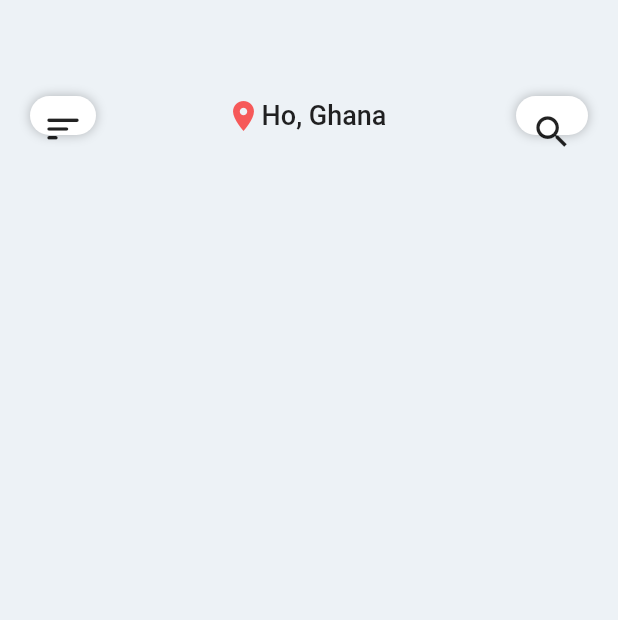
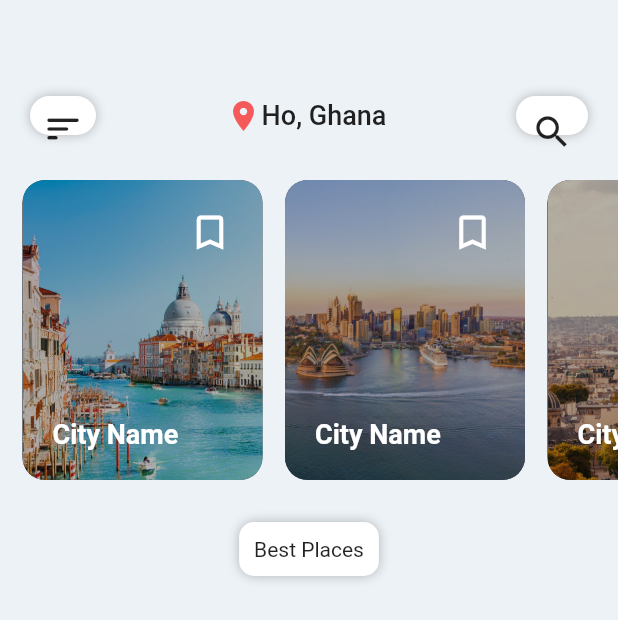
Before and after one commit to SethMegbetor/flutter-travel-app-ui, a Flutter app: the HomePage screen opened directly, on a phone screen of 412 x 824 dp. Shown: the top 620 px of the screen. Run offline on Flutter 3.47's test engine with Material 2 defaults, Android fonts, the phone set to English and light mode, and no system bars.

Commit message:
added city images

```diff
--- a/lib/screens/home_screen.dart
+++ b/lib/screens/home_screen.dart
@@ -7,8 +7,107 @@ class HomePage extends StatelessWidget {
   @override
   Widget build(BuildContext context) {
     return Scaffold(
-      appBar: PreferredSize(preferredSize: Size.fromHeight(90.0),
-      child: HomeAppBar(),),
+      appBar: PreferredSize(
+        preferredSize: Size.fromHeight(90.0),
+        child: HomeAppBar(),
+      ),
+      body: SafeArea(
+        child: Padding(
+          padding: EdgeInsets.symmetric(vertical: 30),
+          child: SingleChildScrollView(
+            child: Column(
+              children: [
+                Row(
+                  children: [
+                    Expanded(
+                      child: Container(
+                        height: 200,
+                        child: ListView.builder(
+                            itemCount: 6,
+                            scrollDirection: Axis.horizontal,
+                            shrinkWrap: true,
+                            itemBuilder: (BuildContext context, int index) {
+                              return InkWell(
+                                onTap: () {},
+                                child: Container(
+                                  width: 160,
+                                  padding: EdgeInsets.all(20),
+                                  margin: EdgeInsets.only(left: 15),
+                                  decoration: BoxDecoration(
+                                    color: Colors.black,
+                                    borderRadius: BorderRadius.circular(15),
+                                    image: DecorationImage(
+                                      image: AssetImage(
+                                          "images/city${index + 1}.jpg"),
+                                      fit: BoxFit.cover,
+                                      opacity: 0.7,
+                                    ),
+                                  ),
+                                  child: Column(
+                                    children: [
+                                      Container(
+                                        alignment: Alignment.topRight,
+                                        child: Icon(
+                                          Icons.bookmark_border_outlined,
+                                          color: Colors.white,
+                                          size: 30,
+                                        ),
+                                      ),
+                                      Spacer(),
+                                      Container(
+                                        alignment: Alignment.bottomLeft,
+                                        child: Text(
+                                          "City Name",
+                                          style: TextStyle(
+                                            color: Colors.white,
+                                            fontSize: 18,
+                                            fontWeight: FontWeight.w600,
+                                          ),
+                                        ),
+                                      )
+                                    ],
+                                  ),
+                                ),
+                              );
+                            }),
+                      ),
+                    ),
+                  ],
+                ),
+                SizedBox(height: 20),
+                SingleChildScrollView(
+                  scrollDirection: Axis.horizontal,
+                  child: Padding(
+                    padding: EdgeInsets.all(8),
+                    child: Row(
+                      children: [
+                        Container(
+                          margin: EdgeInsets.symmetric(horizontal: 10),
+                          padding: EdgeInsets.all(10),
+                          decoration: BoxDecoration(
+                            color: Colors.white,
+                            borderRadius: BorderRadius.circular(10),
+                            boxShadow: [
+                              BoxShadow(
+                                color: Colors.black26,
+                                blurRadius: 6,
+                              ),
+                            ],
+                          ),
+                          child: Text(
+                            "Best Places",
+                            style: TextStyle(),
+                          ),
+                        )
+                      ],
+                    ),
+                  ),
+                )
+              ],
+            ),
+          ),
+        ),
+      ),
     );
   }
 }
```
